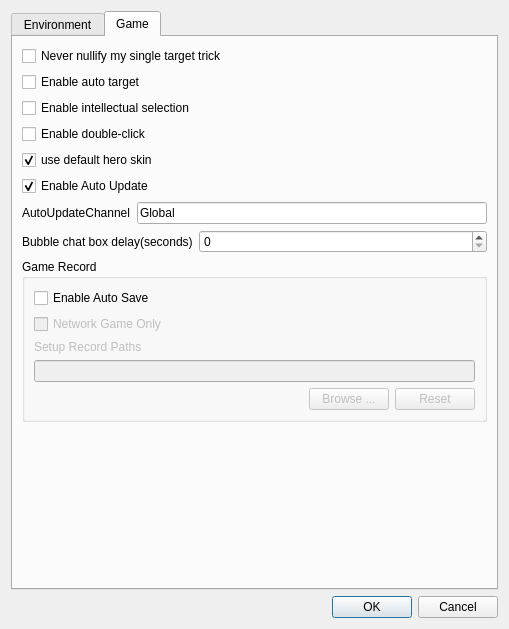
lwtmusou/touhoukill, file src/dialog/configdialog.ui: the form before one commit.
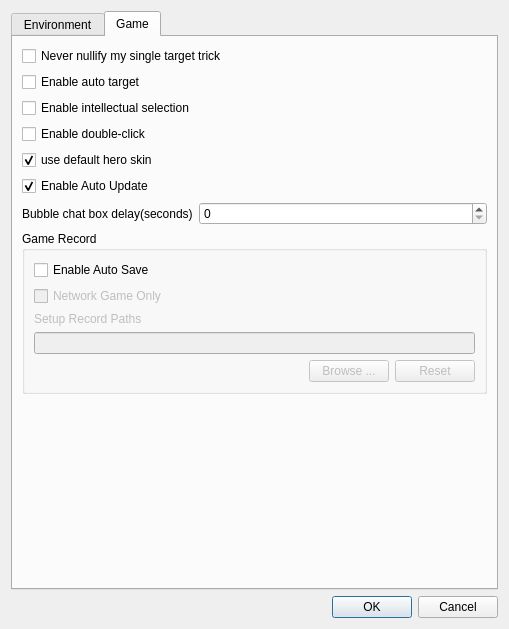
The form after the commit.

What changed in the file:
```diff
--- a/src/dialog/configdialog.ui
+++ b/src/dialog/configdialog.ui
@@ -510,27 +510,6 @@
              </property>
             </widget>
            </item>
-           <item>
-            <layout class="QHBoxLayout" name="horizontalLayout_3">
-             <item>
-              <widget class="QLabel" name="label">
-               <property name="text">
-                <string>AutoUpdateChannel</string>
-               </property>
-              </widget>
-             </item>
-             <item>
-              <widget class="QLineEdit" name="autoUpdateChannelLineEdit">
-               <property name="text">
-                <string notr="true">Global</string>
-               </property>
-               <property name="placeholderText">
-                <string>DO NOT EDIT THIS UNLESS YOU KNOW WHAT YOU ARE DOING</string>
-               </property>
-              </widget>
-             </item>
-            </layout>
-           </item>
            <item>
             <layout class="QHBoxLayout" name="horizontalLayout_7" stretch="0,1">
              <item>
```
